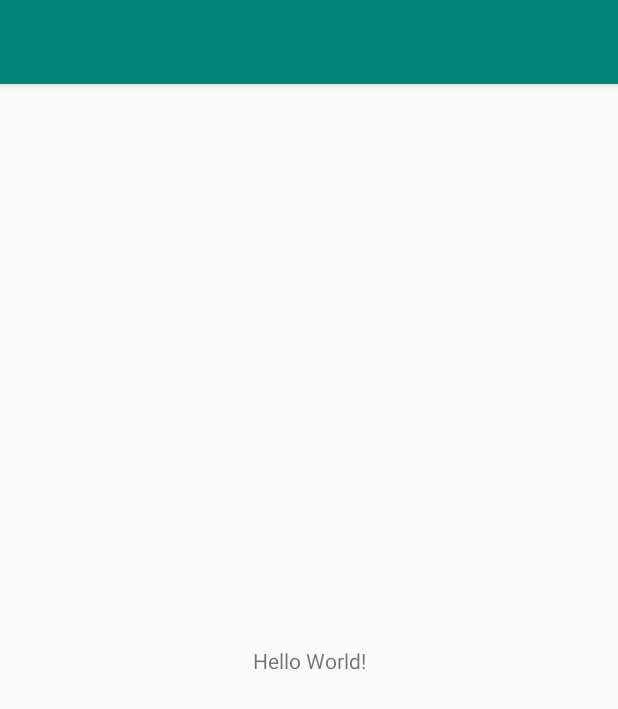
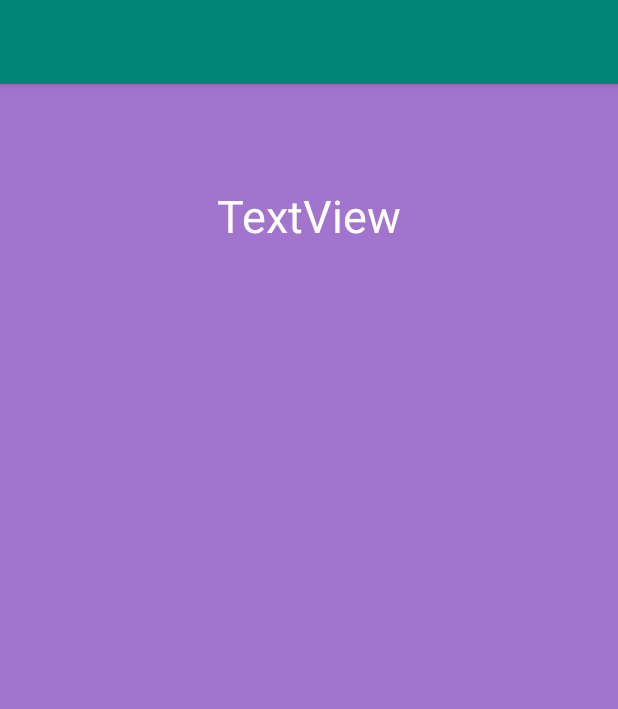
Before and after one commit to Aizen741/Speech-To-Text, an Android app: the screen it shows after launch (MainActivity), on a phone screen of 412 x 824 dp. Shown: the top 709 px of the screen. Run offline under Robolectric (Android 15) with nearby library versions, the phone set to English and light mode, and no system bars.

Commit message:
addedDrawable

```diff
--- /dev/null
+++ b/app/src/main/res/drawable/ic_mic_.xml
@@ -0,0 +1,5 @@
+<vector android:height="24dp" android:tint="#393BFF"
+    android:viewportHeight="24.0" android:viewportWidth="24.0"
+    android:width="24dp" xmlns:android="http://schemas.android.com/apk/res/android">
+    <path android:fillColor="#FF000000" android:pathData="M12,14c1.66,0 2.99,-1.34 2.99,-3L15,5c0,-1.66 -1.34,-3 -3,-3S9,3.34 9,5v6c0,1.66 1.34,3 3,3zM17.3,11c0,3 -2.54,5.1 -5.3,5.1S6.7,14 6.7,11L5,11c0,3.41 2.72,6.23 6,6.72L11,21h2v-3.28c3.28,-0.48 6,-3.3 6,-6.72h-1.7z"/>
+</vector>
--- a/app/src/main/res/layout/activity_main.xml
+++ b/app/src/main/res/layout/activity_main.xml
@@ -4,15 +4,22 @@
     xmlns:tools="http://schemas.android.com/tools"
     android:layout_width="match_parent"
     android:layout_height="match_parent"
+    android:background="#B37D3CBD"
     tools:context=".MainActivity">
 
     <TextView
+        android:id="@+id/textView"
         android:layout_width="wrap_content"
         android:layout_height="wrap_content"
-        android:text="Hello World!"
-        app:layout_constraintBottom_toBottomOf="parent"
-        app:layout_constraintLeft_toLeftOf="parent"
-        app:layout_constraintRight_toRightOf="parent"
-        app:layout_constraintTop_toTopOf="parent" />
+        android:layout_marginStart="24dp"
+        android:layout_marginTop="67dp"
+        android:layout_marginEnd="24dp"
+        android:text="TextView"
+        android:textColor="#FFFFFF"
+        android:textSize="30sp"
+        app:layout_constraintEnd_toEndOf="parent"
+        app:layout_constraintStart_toStartOf="parent"
+        app:layout_constraintTop_toTopOf="parent"
+        tools:text="Convert Speech to Text" />
 
 </androidx.constraintlayout.widget.ConstraintLayout>
```
Also changed, not shown: app/src/main/res/drawable-xxhdpi/background.jpg (added).
